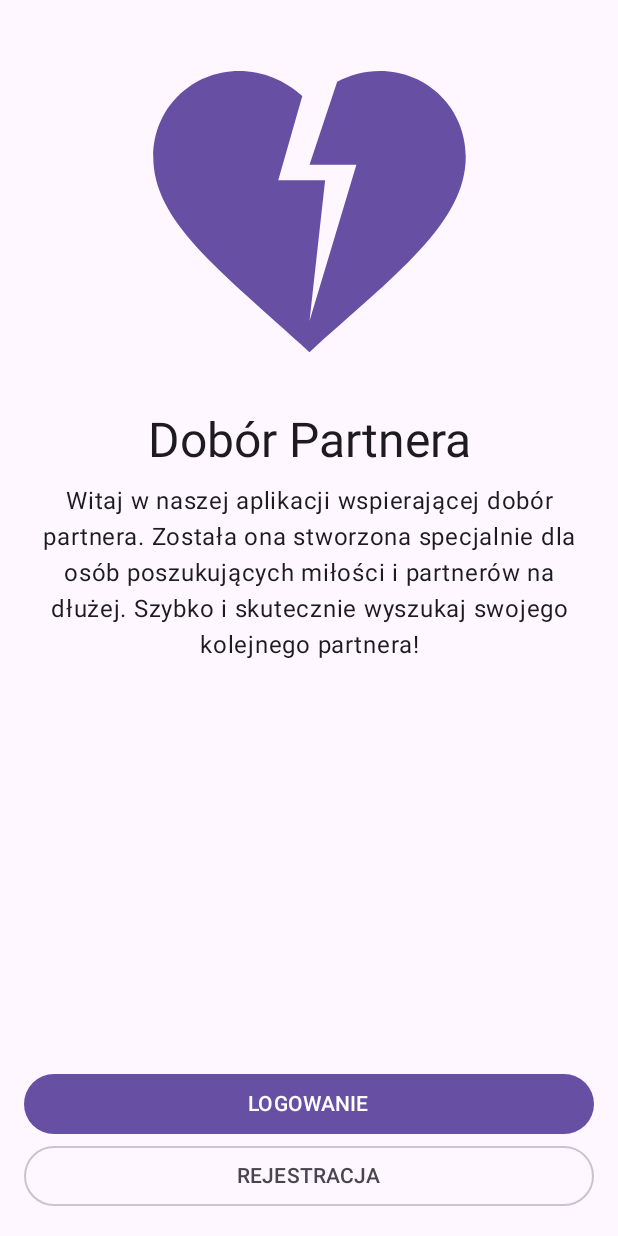
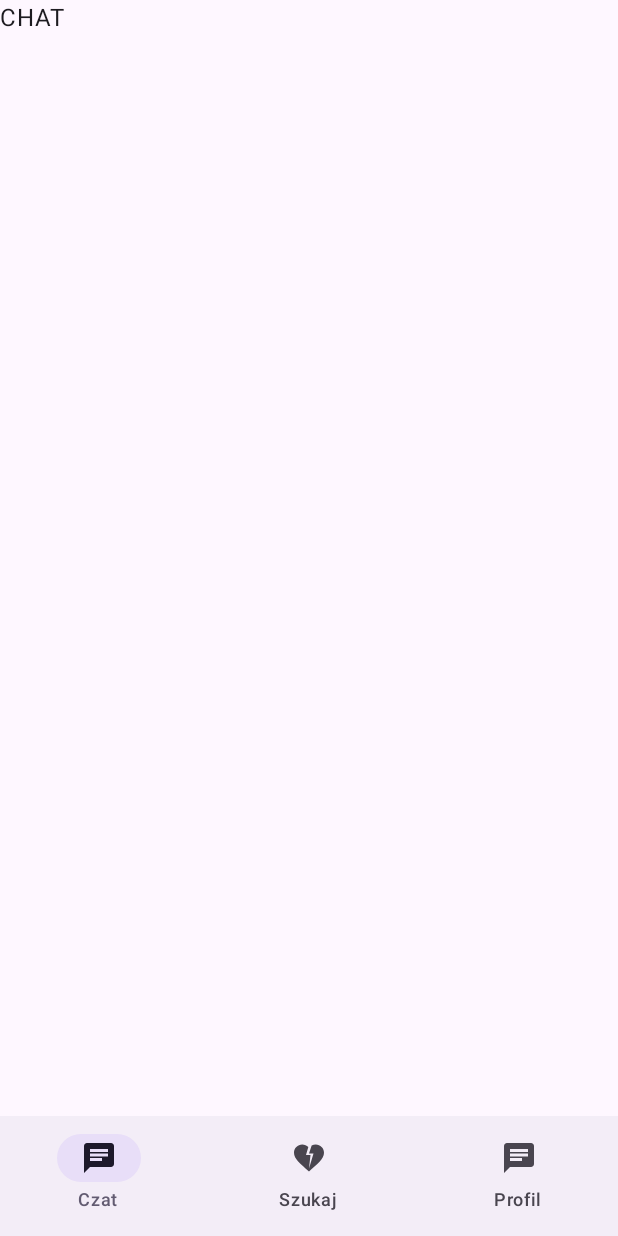
Before and after one commit to AndroBrain/DoborPartneraAndroid, an Android app built with Jetpack Compose: the screen it shows after launch (MainActivity), on a phone screen of 412 x 824 dp. Run offline under Robolectric (Android 15) with nearby library versions, the phone set to English and light mode, and no system bars; our stand-ins replace Dagger/Hilt's generated code, accompanist; 5 statements that could not run were skipped.

Commit message:
Setup Home with BottomNav

```diff
--- a/app/src/main/java/ee/pw/edu/pl/doborpartnera/ui/navigation/AppNavigation.kt
+++ b/app/src/main/java/ee/pw/edu/pl/doborpartnera/ui/navigation/AppNavigation.kt
@@ -4,12 +4,13 @@ import androidx.compose.runtime.Composable
 import androidx.compose.ui.Modifier
 import com.google.accompanist.navigation.animation.AnimatedNavHost
 import com.google.accompanist.navigation.animation.rememberAnimatedNavController
-import ee.pw.edu.pl.doborpartnera.ui.screen.auth.AUTH_ROUTE
 import ee.pw.edu.pl.doborpartnera.ui.screen.auth.authScreen
 import ee.pw.edu.pl.doborpartnera.ui.screen.auth.login.loginScreen
 import ee.pw.edu.pl.doborpartnera.ui.screen.auth.login.navigateToLogin
 import ee.pw.edu.pl.doborpartnera.ui.screen.auth.register.navigateToRegister
 import ee.pw.edu.pl.doborpartnera.ui.screen.auth.register.registerScreen
+import ee.pw.edu.pl.doborpartnera.ui.screen.home.HOME_ROUTE
+import ee.pw.edu.pl.doborpartnera.ui.screen.home.homeScreen
 
 @Composable
 fun AppNavigation(modifier: Modifier = Modifier) {
@@ -17,7 +18,7 @@ fun AppNavigation(modifier: Modifier = Modifier) {
     AnimatedNavHost(
         modifier = modifier,
         navController = navController,
-        startDestination = AUTH_ROUTE,
+        startDestination = HOME_ROUTE,
     ) {
         authScreen(
             navigateToLogin = { navController.navigateToLogin() },
@@ -25,5 +26,6 @@ fun AppNavigation(modifier: Modifier = Modifier) {
         )
         loginScreen(navigateUp = { navController.navigateUp() })
         registerScreen(navigateUp = { navController.navigateUp() })
+        homeScreen()
     }
 }
--- /dev/null
+++ b/app/src/main/java/ee/pw/edu/pl/doborpartnera/ui/screen/chat/ChatNavigation.kt
@@ -0,0 +1,18 @@
+package ee.pw.edu.pl.doborpartnera.ui.screen.chat
+
+import androidx.navigation.NavController
+import androidx.navigation.NavGraphBuilder
+import androidx.navigation.NavOptions
+import ee.pw.edu.pl.doborpartnera.ui.navigation.composable
+
+const val CHAT_ROUTE = "CHAT"
+
+fun NavGraphBuilder.chatScreen() {
+    composable(CHAT_ROUTE) {
+        ChatScreen()
+    }
+}
+
+fun NavController.navigateToChat(navOptions: NavOptions? = null) {
+    navigate(CHAT_ROUTE, navOptions)
+}
--- /dev/null
+++ b/app/src/main/java/ee/pw/edu/pl/doborpartnera/ui/screen/chat/ChatScreen.kt
@@ -0,0 +1,10 @@
+package ee.pw.edu.pl.doborpartnera.ui.screen.chat
+
+import androidx.compose.material3.Text
+import androidx.compose.runtime.Composable
+import androidx.compose.ui.Modifier
+
+@Composable
+fun ChatScreen(modifier: Modifier = Modifier) {
+    Text(text = "CHAT")
+}
--- /dev/null
+++ b/app/src/main/java/ee/pw/edu/pl/doborpartnera/ui/screen/home/HomeNavigation.kt
@@ -0,0 +1,18 @@
+package ee.pw.edu.pl.doborpartnera.ui.screen.home
+
+import androidx.navigation.NavController
+import androidx.navigation.NavGraphBuilder
+import androidx.navigation.NavOptions
+import ee.pw.edu.pl.doborpartnera.ui.navigation.composable
+
+const val HOME_ROUTE = "HOME"
+
+fun NavGraphBuilder.homeScreen() {
+    composable(HOME_ROUTE) {
+        HomeScreen()
+    }
+}
+
+fun NavController.navigateToHome(navOptions: NavOptions? = null) {
+    navigate(HOME_ROUTE, navOptions)
+}
--- /dev/null
+++ b/app/src/main/java/ee/pw/edu/pl/doborpartnera/ui/screen/home/HomeScreen.kt
@@ -0,0 +1,21 @@
+package ee.pw.edu.pl.doborpartnera.ui.screen.home
+
+import androidx.compose.foundation.layout.padding
+import androidx.compose.material3.Scaffold
+import androidx.compose.runtime.Composable
+import androidx.compose.ui.Modifier
+import com.google.accompanist.navigation.animation.rememberAnimatedNavController
+import ee.pw.edu.pl.doborpartnera.ui.screen.home.navigation.HomeNavigationBar
+
+@Composable
+fun HomeScreen(modifier: Modifier = Modifier) {
+    val navController = rememberAnimatedNavController()
+    Scaffold(
+        modifier = modifier,
+        bottomBar = {
+            HomeNavigationBar(navController = navController)
+        }
+    ) { insets ->
+        HomeNavGraph(modifier = Modifier.padding(insets), navController = navController)
+    }
+}
--- /dev/null
+++ b/app/src/main/java/ee/pw/edu/pl/doborpartnera/ui/screen/home/navigation/HomeBottomNavigationItems.kt
@@ -0,0 +1,21 @@
+package ee.pw.edu.pl.doborpartnera.ui.screen.home.navigation
+
+import androidx.annotation.StringRes
+import androidx.compose.material.icons.Icons
+import androidx.compose.material.icons.filled.Chat
+import androidx.compose.material.icons.filled.HeartBroken
+import androidx.compose.ui.graphics.vector.ImageVector
+import ee.pw.edu.pl.doborpartnera.R
+import ee.pw.edu.pl.doborpartnera.ui.screen.chat.CHAT_ROUTE
+import ee.pw.edu.pl.doborpartnera.ui.screen.match.MATCH_ROUTE
+import ee.pw.edu.pl.doborpartnera.ui.screen.profile.PROFILE_ROUTE
+
+enum class HomeBottomNavigationItems(
+    @StringRes val title: Int,
+    val icon: ImageVector,
+    val route: String,
+) {
+    CHAT(title = R.string.chat_title, icon = Icons.Default.Chat, route = CHAT_ROUTE),
+    MATCH(title = R.string.match_title, icon = Icons.Default.HeartBroken, route = MATCH_ROUTE),
+    PROFILE(title = R.string.profile_title, icon = Icons.Default.Chat, route = PROFILE_ROUTE),
+}
--- /dev/null
+++ b/app/src/main/java/ee/pw/edu/pl/doborpartnera/ui/screen/home/navigation/HomeNavGraph.kt
@@ -0,0 +1,23 @@
+package ee.pw.edu.pl.doborpartnera.ui.screen.home
+
+import androidx.compose.runtime.Composable
+import androidx.compose.ui.Modifier
+import androidx.navigation.NavHostController
+import com.google.accompanist.navigation.animation.AnimatedNavHost
+import ee.pw.edu.pl.doborpartnera.ui.screen.chat.CHAT_ROUTE
+import ee.pw.edu.pl.doborpartnera.ui.screen.chat.chatScreen
+import ee.pw.edu.pl.doborpartnera.ui.screen.match.matchScreen
+import ee.pw.edu.pl.doborpartnera.ui.screen.profile.profileScreen
+
+@Composable
+fun HomeNavGraph(modifier: Modifier = Modifier, navController: NavHostController) {
+    AnimatedNavHost(
+        modifier = modifier,
+        navController = navController,
+        startDestination = CHAT_ROUTE,
+    ) {
+        chatScreen()
+        matchScreen()
+        profileScreen()
+    }
+}
--- /dev/null
+++ b/app/src/main/java/ee/pw/edu/pl/doborpartnera/ui/screen/home/navigation/HomeNavigationBar.kt
@@ -0,0 +1,38 @@
+package ee.pw.edu.pl.doborpartnera.ui.screen.home.navigation
+
+import androidx.compose.material3.Icon
+import androidx.compose.material3.NavigationBar
+import androidx.compose.material3.NavigationBarItem
+import androidx.compose.material3.Text
+import androidx.compose.runtime.Composable
+import androidx.compose.runtime.getValue
+import androidx.compose.ui.Modifier
+import androidx.compose.ui.res.stringResource
+import androidx.navigation.NavController
+import androidx.navigation.compose.currentBackStackEntryAsState
+
+@Composable
+fun HomeNavigationBar(modifier: Modifier = Modifier, navController: NavController) {
+    NavigationBar(modifier = modifier) {
+        val navBackStackEntry by navController.currentBackStackEntryAsState()
+        val route = navBackStackEntry?.destination?.route
+        HomeBottomNavigationItems.values().forEach { item ->
+            NavigationBarItem(
+                icon = { Icon(imageVector = item.icon, contentDescription = null) },
+                label = { Text(text = stringResource(id = item.title)) },
+                selected = item.route == route,
+                onClick = {
+                    navController.navigate(item.route) {
+                        navController.graph.startDestinationRoute?.let { screen_route ->
+                            popUpTo(screen_route) {
+                                saveState = true
+                            }
+                        }
+                        launchSingleTop = true
+                        restoreState = true
+                    }
+                },
+            )
+        }
+    }
+}
--- /dev/null
+++ b/app/src/main/java/ee/pw/edu/pl/doborpartnera/ui/screen/match/MatchNaviagtion.kt
@@ -0,0 +1,18 @@
+package ee.pw.edu.pl.doborpartnera.ui.screen.match
+
+import androidx.navigation.NavController
+import androidx.navigation.NavGraphBuilder
+import androidx.navigation.NavOptions
+import ee.pw.edu.pl.doborpartnera.ui.navigation.composable
+
+const val MATCH_ROUTE = "MATCH"
+
+fun NavGraphBuilder.matchScreen() {
+    composable(MATCH_ROUTE) {
+        MatchScreen()
+    }
+}
+
+fun NavController.navigateToMatch(navOptions: NavOptions? = null) {
+    navigate(MATCH_ROUTE, navOptions)
+}
--- /dev/null
+++ b/app/src/main/java/ee/pw/edu/pl/doborpartnera/ui/screen/match/MatchScreen.kt
@@ -0,0 +1,10 @@
+package ee.pw.edu.pl.doborpartnera.ui.screen.match
+
+import androidx.compose.material3.Text
+import androidx.compose.runtime.Composable
+import androidx.compose.ui.Modifier
+
+@Composable
+fun MatchScreen(modifier: Modifier = Modifier) {
+    Text(text = "MATCH")
+}
--- /dev/null
+++ b/app/src/main/java/ee/pw/edu/pl/doborpartnera/ui/screen/profile/ProfileNavigation.kt
@@ -0,0 +1,18 @@
+package ee.pw.edu.pl.doborpartnera.ui.screen.profile
+
+import androidx.navigation.NavController
+import androidx.navigation.NavGraphBuilder
+import androidx.navigation.NavOptions
+import ee.pw.edu.pl.doborpartnera.ui.navigation.composable
+
+const val PROFILE_ROUTE = "PROFILE"
+
+fun NavGraphBuilder.profileScreen() {
+    composable(PROFILE_ROUTE) {
+        ProfileScreen()
+    }
+}
+
+fun NavController.navigateToProfile(navOptions: NavOptions? = null) {
+    navigate(PROFILE_ROUTE, navOptions)
+}
--- /dev/null
+++ b/app/src/main/java/ee/pw/edu/pl/doborpartnera/ui/screen/profile/ProfileScreen.kt
@@ -0,0 +1,10 @@
+package ee.pw.edu.pl.doborpartnera.ui.screen.profile
+
+import androidx.compose.material3.Text
+import androidx.compose.runtime.Composable
+import androidx.compose.ui.Modifier
+
+@Composable
+fun ProfileScreen(modifier: Modifier = Modifier) {
+    Text(text = "PROFILE")
+}
--- a/app/src/main/res/values/strings.xml
+++ b/app/src/main/res/values/strings.xml
@@ -15,6 +15,15 @@
     <string name="register_title">Rejestracja</string>
     <string name="register">ZAREJESTRUJ SIĘ</string>
 
+    <!-- Chat -->
+    <string name="chat_title">Czat</string>
+
+    <!-- Match -->
+    <string name="match_title">Szukaj</string>
+
+    <!-- Profile -->
+    <string name="profile_title">Profil</string>
+
     <!-- Validation -->
     <string name="validation_err_email">Wpisz poprawny email</string>
     <string name="validation_err_name_length">Imię musi zawierać od 3 do 50 znaków.</string>
```
